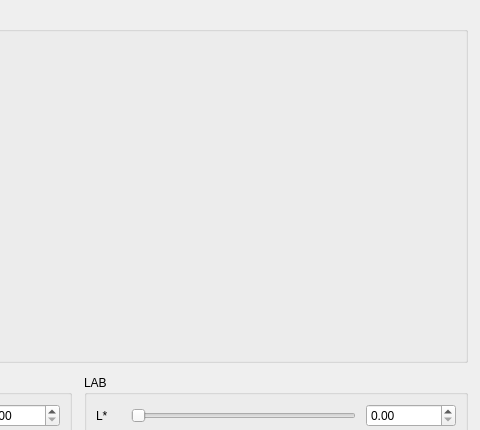
Above: Lab1_color_converter/ColorConverter/colorconverter.ui from VladKoBY07/PKG_Labs before the change; both pictures show x 720 to 1200 and y 0 to 430 of the 1200 by 760 pixel window. Below: the same form after it.
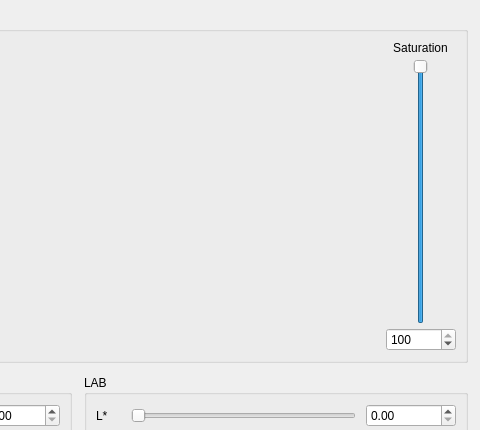
That is the form after the change.

Commit message: added saturation slider

What changed in the file:
```diff
--- a/Lab1_color_converter/ColorConverter/colorconverter.ui
+++ b/Lab1_color_converter/ColorConverter/colorconverter.ui
@@ -144,6 +144,12 @@
 
         <layout class="QVBoxLayout" name="mapLayout">
          <item>
+          <layout class="QHBoxLayout" name="mapWithSaturationLayout">
+           <property name="spacing">
+            <number>8</number>
+           </property>
+
+           <item>
           <widget class="QWidget" name="colorMap">
            <property name="minimumSize">
             <size>
@@ -160,6 +166,90 @@
            </property>
           </widget>
          </item>
+
+           <item>
+            <layout class="QVBoxLayout" name="saturationSliderLayout">
+             <property name="spacing">
+              <number>4</number>
+             </property>
+
+             <item alignment="Qt::AlignmentFlag::AlignHCenter">
+              <widget class="QLabel" name="saturationLabel">
+               <property name="text">
+                <string>Saturation</string>
+               </property>
+
+               <property name="alignment">
+                <set>Qt::AlignmentFlag::AlignCenter</set>
+               </property>
+              </widget>
+             </item>
+
+             <item alignment="Qt::AlignmentFlag::AlignHCenter">
+              <widget class="QSlider" name="saturationSlider">
+               <property name="minimumSize">
+                <size>
+                 <width>30</width>
+                 <height>180</height>
+                </size>
+               </property>
+
+               <property name="orientation">
+                <enum>Qt::Orientation::Vertical</enum>
+               </property>
+
+               <property name="minimum">
+                <number>0</number>
+               </property>
+
+               <property name="maximum">
+                <number>100</number>
+               </property>
+
+               <property name="value">
+                <number>100</number>
+               </property>
+              </widget>
+             </item>
+
+             <item alignment="Qt::AlignmentFlag::AlignHCenter">
+              <widget class="QDoubleSpinBox" name="saturationSpinBox">
+               <property name="minimumSize">
+                <size>
+                 <width>70</width>
+                 <height>0</height>
+                </size>
+               </property>
+
+               <property name="minimum">
+                <double>0.000000000000000</double>
+               </property>
+
+               <property name="maximum">
+                <double>100.000000000000000</double>
+               </property>
+
+               <property name="singleStep">
+                <double>1.000000000000000</double>
+               </property>
+
+               <property name="value">
+                <double>100.000000000000000</double>
+               </property>
+
+               <property name="decimals">
+                <number>0</number>
+               </property>
+
+               <property name="keyboardTracking">
+                <bool>false</bool>
+               </property>
+              </widget>
+             </item>
+            </layout>
+           </item>
+          </layout>
+         </item>
         </layout>
        </widget>
       </item>
```
Left out of the diff: 11 changed lines with no effect on the pictures. Lines whose indentation alone changed are shown as unchanged. The commit also changes 2 other files.
